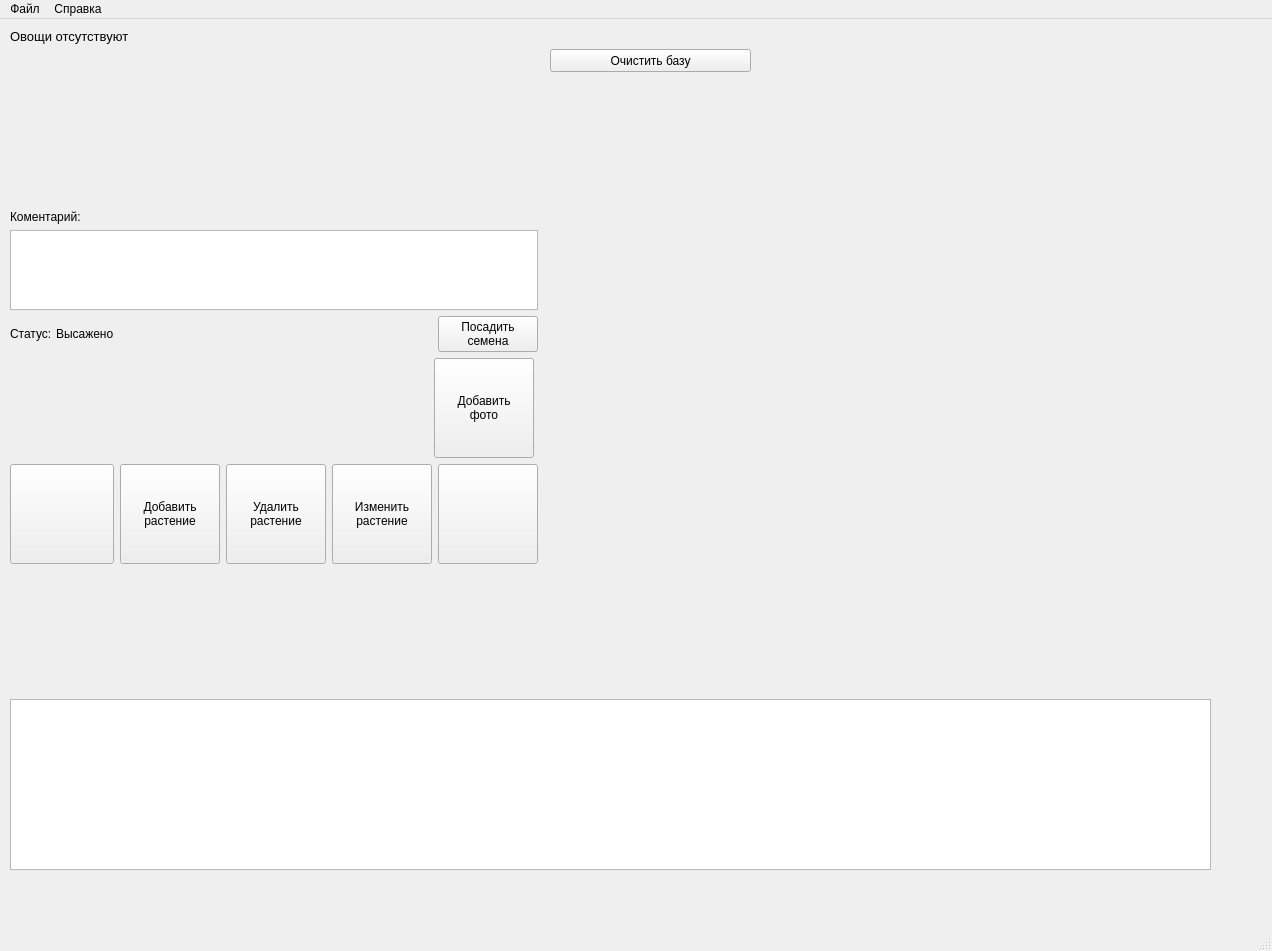
Qt form 1.ui (Kostyan365/main.py) before a commit.
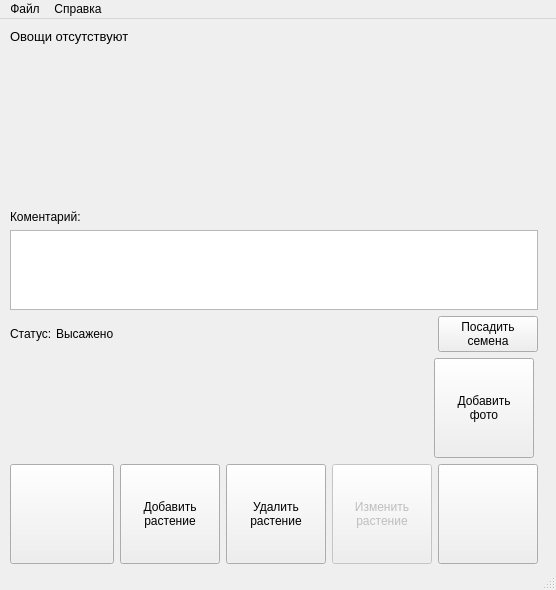
The same form after that commit. Icons and pictures are not drawn. Custom widgets are drawn as their Qt base class.

The edit to the form file:
```diff
--- a/1.ui
+++ b/1.ui
@@ -2,28 +2,21 @@
 <ui version="4.0">
  <class>MainWindow</class>
  <widget class="QMainWindow" name="MainWindow">
+  <property name="enabled">
+   <bool>true</bool>
+  </property>
   <property name="geometry">
    <rect>
     <x>0</x>
     <y>0</y>
-    <width>1272</width>
-    <height>951</height>
+    <width>556</width>
+    <height>590</height>
    </rect>
   </property>
   <property name="windowTitle">
    <string>MainWindow</string>
   </property>
   <widget class="QWidget" name="centralwidget">
-   <widget class="QChartView" name="graphicsView">
-    <property name="geometry">
-     <rect>
-      <x>10</x>
-      <y>680</y>
-      <width>1201</width>
-      <height>171</height>
-     </rect>
-    </property>
-   </widget>
    <widget class="QWidget" name="gridLayoutWidget_2">
     <property name="geometry">
      <rect>
@@ -171,6 +164,9 @@
        </item>
        <item>
         <widget class="QPushButton" name="change_Button">
+         <property name="enabled">
+          <bool>false</bool>
+         </property>
          <property name="minimumSize">
           <size>
            <width>100</width>
@@ -399,26 +395,13 @@
      </item>
     </layout>
    </widget>
-   <widget class="QPushButton" name="pushButton">
-    <property name="geometry">
-     <rect>
-      <x>550</x>
-      <y>30</y>
-      <width>201</width>
-      <height>23</height>
-     </rect>
-    </property>
-    <property name="text">
-     <string>Очистить базу</string>
-    </property>
-   </widget>
   </widget>
   <widget class="QMenuBar" name="menubar">
    <property name="geometry">
     <rect>
      <x>0</x>
      <y>0</y>
-     <width>1272</width>
+     <width>556</width>
      <height>21</height>
     </rect>
    </property>
@@ -445,9 +428,9 @@
  </widget>
  <customwidgets>
   <customwidget>
-   <class>QChartView</class>
-   <extends>QGraphicsView</extends>
-   <header>PyQt5.QtChart</header>
+   <class>Clickedfoto</class>
+   <extends>QLabel</extends>
+   <header>modules.click_label</header>
   </customwidget>
  </customwidgets>
  <resources/>
```
Left out of the diff: 28 changed lines with no effect on the pictures.
